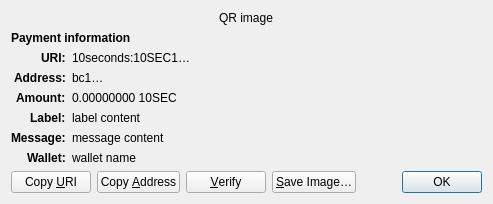
Above: src/qt/forms/receiverequestdialog.ui from 10sec-project/10seconds before the change. Below: the same form after it.
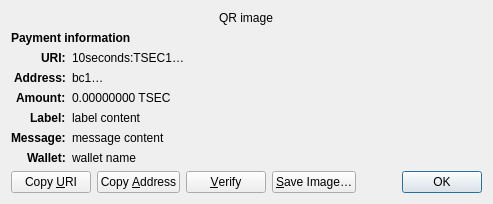
That is the form after the change. Custom widgets are drawn as their Qt base class.

What changed in the file:
```diff
--- a/src/qt/forms/receiverequestdialog.ui
+++ b/src/qt/forms/receiverequestdialog.ui
@@ -65,7 +65,7 @@
    <item row="2" column="1" alignment="Qt::AlignTop">
     <widget class="QLabel" name="uri_content">
      <property name="text">
-      <string notr="true">10seconds:10SEC1…</string>
+      <string notr="true">10seconds:TSEC1…</string>
      </property>
      <property name="textFormat">
       <enum>Qt::RichText</enum>
@@ -126,7 +126,7 @@
    <item row="4" column="1" alignment="Qt::AlignTop">
     <widget class="QLabel" name="amount_content">
      <property name="text">
-      <string notr="true">0.00000000 10SEC</string>
+      <string notr="true">0.00000000 TSEC</string>
      </property>
      <property name="textFormat">
       <enum>Qt::PlainText</enum>
```
